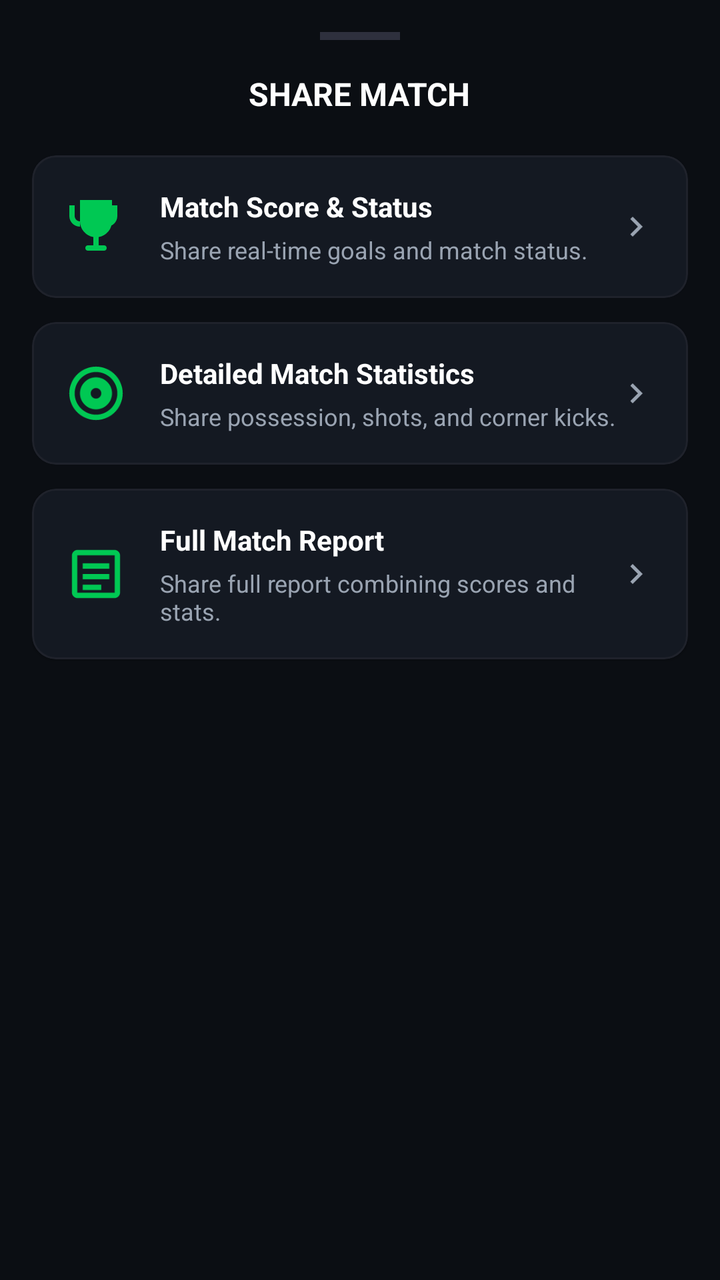
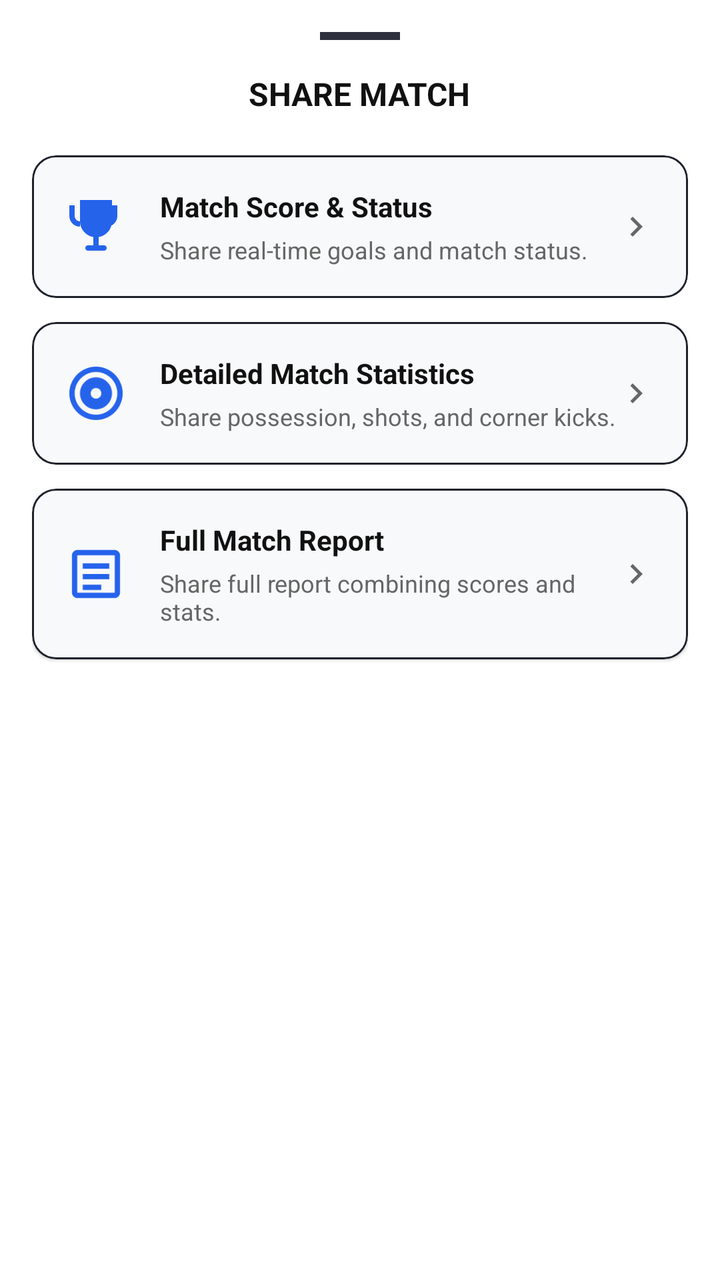

Two renders of the same Android screen: before a commit and after it. Below are the layout's source before the change and the commit's diff.
<!-- AndroidManifest.xml: application theme Theme.MyApplication -->
<!-- res/layout/layout_share_bottom_sheet.xml -->
<?xml version="1.0" encoding="utf-8"?>
<LinearLayout xmlns:android="http://schemas.android.com/apk/res/android"
    xmlns:app="http://schemas.android.com/apk/res-auto"
    android:layout_width="match_parent"
    android:layout_height="wrap_content"
    android:background="@color/bg_dark"
    android:orientation="vertical"
    android:paddingHorizontal="16dp"
    android:paddingTop="8dp"
    android:paddingBottom="24dp">

    
    <View
        android:layout_width="40dp"
        android:layout_height="4dp"
        android:layout_gravity="center_horizontal"
        android:layout_marginTop="8dp"
        android:layout_marginBottom="16dp"
        android:background="#2E303D"
        app:cornerRadius="2dp" />

    
    <TextView
        android:layout_width="wrap_content"
        android:layout_height="wrap_content"
        android:layout_gravity="center_horizontal"
        android:layout_marginBottom="20dp"
        android:text="@string/share_title"
        android:textColor="@color/text_white"
        android:textSize="16sp"
        android:textStyle="bold" />

    
    <com.google.android.material.card.MaterialCardView
        android:id="@+id/cardShareScore"
        android:layout_width="match_parent"
        android:layout_height="wrap_content"
        android:layout_marginBottom="12dp"
        android:clickable="true"
        android:focusable="true"
        app:cardBackgroundColor="@color/card_dark"
        app:cardCornerRadius="12dp"
        app:strokeColor="#1F222B"
        app:strokeWidth="1dp">

        <LinearLayout
            android:layout_width="match_parent"
            android:layout_height="wrap_content"
            android:gravity="center_vertical"
            android:orientation="horizontal"
            android:padding="16dp">

            <ImageView
                android:layout_width="32dp"
                android:layout_height="32dp"
                android:layout_marginEnd="16dp"
                android:src="@drawable/ic_trophy"
                app:tint="@color/accent_green" />

            <LinearLayout
                android:layout_width="0dp"
                android:layout_height="wrap_content"
                android:layout_weight="1"
                android:orientation="vertical">

                <TextView
                    android:layout_width="wrap_content"
                    android:layout_height="wrap_content"
                    android:text="@string/share_score_title"
                    android:textColor="@color/text_white"
                    android:textSize="14sp"
                    android:textStyle="bold" />

                <TextView
                    android:layout_width="wrap_content"
                    android:layout_height="wrap_content"
                    android:layout_marginTop="4dp"
                    android:text="@string/share_score_desc"
                    android:textColor="@color/text_muted"
                    android:textSize="12sp" />
            </LinearLayout>

            <ImageView
                android:layout_width="20dp"
                android:layout_height="20dp"
                android:src="@drawable/ic_arrow_right"
                app:tint="@color/text_muted" />
        </LinearLayout>
    </com.google.android.material.card.MaterialCardView>

    
    <com.google.android.material.card.MaterialCardView
        android:id="@+id/cardShareStats"
        android:layout_width="match_parent"
        android:layout_height="wrap_content"
        android:layout_marginBottom="12dp"
        android:clickable="true"
        android:focusable="true"
        app:cardBackgroundColor="@color/card_dark"
        app:cardCornerRadius="12dp"
        app:strokeColor="#1F222B"
        app:strokeWidth="1dp">

        <LinearLayout
            android:layout_width="match_parent"
            android:layout_height="wrap_content"
            android:gravity="center_vertical"
            android:orientation="horizontal"
            android:padding="16dp">

            <ImageView
                android:layout_width="32dp"
                android:layout_height="32dp"
                android:layout_marginEnd="16dp"
                android:src="@drawable/ic_live"
                app:tint="@color/accent_green" />

            <LinearLayout
                android:layout_width="0dp"
                android:layout_height="wrap_content"
                android:layout_weight="1"
                android:orientation="vertical">

                <TextView
                    android:layout_width="wrap_content"
                    android:layout_height="wrap_content"
                    android:text="@string/share_stats_title"
                    android:textColor="@color/text_white"
                    android:textSize="14sp"
                    android:textStyle="bold" />

                <TextView
                    android:layout_width="wrap_content"
                    android:layout_height="wrap_content"
                    android:layout_marginTop="4dp"
                    android:text="@string/share_stats_desc"
                    android:textColor="@color/text_muted"
                    android:textSize="12sp" />
            </LinearLayout>

            <ImageView
                android:layout_width="20dp"
                android:layout_height="20dp"
                android:src="@drawable/ic_arrow_right"
                app:tint="@color/text_muted" />
        </LinearLayout>
    </com.google.android.material.card.MaterialCardView>

    
    <com.google.android.material.card.MaterialCardView
        android:id="@+id/cardShareFull"
        android:layout_width="match_parent"
        android:layout_height="wrap_content"
        android:clickable="true"
        android:focusable="true"
        app:cardBackgroundColor="@color/card_dark"
        app:cardCornerRadius="12dp"
        app:strokeColor="#1F222B"
        app:strokeWidth="1dp">

        <LinearLayout
            android:layout_width="match_parent"
            android:layout_height="wrap_content"
            android:gravity="center_vertical"
            android:orientation="horizontal"
            android:padding="16dp">

            <ImageView
                android:layout_width="32dp"
                android:layout_height="32dp"
                android:layout_marginEnd="16dp"
                android:src="@drawable/ic_news"
                app:tint="@color/accent_green" />

            <LinearLayout
                android:layout_width="0dp"
                android:layout_height="wrap_content"
                android:layout_weight="1"
                android:orientation="vertical">

                <TextView
                    android:layout_width="wrap_content"
                    android:layout_height="wrap_content"
                    android:text="@string/share_full_title"
                    android:textColor="@color/text_white"
                    android:textSize="14sp"
                    android:textStyle="bold" />

                <TextView
                    android:layout_width="wrap_content"
                    android:layout_height="wrap_content"
                    android:layout_marginTop="4dp"
                    android:text="@string/share_full_desc"
                    android:textColor="@color/text_muted"
                    android:textSize="12sp" />
            </LinearLayout>

            <ImageView
                android:layout_width="20dp"
                android:layout_height="20dp"
                android:src="@drawable/ic_arrow_right"
                app:tint="@color/text_muted" />
        </LinearLayout>
    </com.google.android.material.card.MaterialCardView>

</LinearLayout>
<!-- resources referenced by this layout -->
<resources>
  <color name="accent_green">#00C853</color>
  <color name="bg_dark">#0B0E13</color>
  <color name="card_dark">#141922</color>
  <color name="text_muted">#9AA4B2</color>
  <color name="text_white">#FFFFFF</color>
  <!-- drawable ic_arrow_right (drawable) -->
  <vector xmlns:android="http://schemas.android.com/apk/res/android"
      android:width="24dp"
      android:height="24dp"
      android:viewportWidth="24"
      android:viewportHeight="24">
    <path
        android:fillColor="#FFFFFFFF"
        android:pathData="M8.59,16.59L13.17,12L8.59,7.41L10,6L16,12L10,18L8.59,16.59Z"/>
  </vector>
  <!-- drawable ic_live (drawable) -->
  <vector xmlns:android="http://schemas.android.com/apk/res/android"
      android:width="24dp"
      android:height="24dp"
      android:viewportWidth="24"
      android:viewportHeight="24">
    <path
        android:fillColor="#FFFFFFFF"
        android:pathData="M12,2C6.48,2 2,6.48 2,12s4.48,10 10,10 10,-4.48 10,-10S17.52,2 12,2zM12,20c-4.41,0 -8,-3.59 -8,-8s3.59,-8 8,-8 8,3.59 8,8 -3.59,8 -8,8zM12,6c-3.31,0 -6,2.69 -6,6s2.69,6 6,6 6,-2.69 6,-6 -2.69,-6 -6,-6zM12,14c-1.1,0 -2,-0.9 -2,-2s0.9,-2 2,-2 2,0.9 2,2 -0.9,2 -2,2z"/>
  </vector>
  <!-- drawable ic_news (drawable) -->
  <vector xmlns:android="http://schemas.android.com/apk/res/android"
      android:width="24dp"
      android:height="24dp"
      android:viewportWidth="24"
      android:viewportHeight="24">
    <path
        android:fillColor="#FFFFFFFF"
        android:pathData="M19,3L5,3c-1.1,0 -2,0.9 -2,2v14c0,1.1 0.9,2 2,2h14c1.1,0 2,-0.9 2,-2L21,5c0,-1.1 -0.9,-2 -2,-2zM19,19L5,19L5,5h14v14zM17,12L7,12v2h10v-2zM17,8L7,8v2h10v-2zM14,16L7,16v2h7v-2z"/>
  </vector>
  <string name="share_full_desc">Share full report combining scores and stats.</string>
  <string name="share_full_title">Full Match Report</string>
  <string name="share_score_desc">Share real-time goals and match status.</string>
  <string name="share_score_title">Match Score &amp; Status</string>
  <string name="share_stats_desc">Share possession, shots, and corner kicks.</string>
  <string name="share_stats_title">Detailed Match Statistics</string>
  <string name="share_title">SHARE MATCH</string>
  <style name="Theme.MyApplication" parent="Theme.MaterialComponents.NoActionBar">
          
          <item name="colorPrimary">@color/accent_green</item>
          <item name="colorPrimaryVariant">@color/bg_dark</item>
          <item name="colorOnPrimary">@color/white</item>
          
          <item name="colorSecondary">@color/accent_green_secondary</item>
          <item name="colorSecondaryVariant">@color/accent_green</item>
          <item name="colorOnSecondary">@color/black</item>
          
          <item name="android:statusBarColor">@color/bg_dark</item>
          <item name="android:windowBackground">@color/bg_dark</item>
          <item name="android:navigationBarColor">@color/bg_dark</item>
          
          <item name="android:textColor">@color/text_white</item>
          <item name="android:textColorSecondary">@color/text_muted</item>
      </style>
  <color name="white">#FFFFFFFF</color>
  <color name="accent_green_secondary">#00E676</color>
  <color name="black">#FF000000</color>
  <!-- unchanged entries left out for length: 1 -->
</resources>

<!-- the commit's change to res/layout/layout_share_bottom_sheet.xml (unified diff, before → after) -->
@@ -3,7 +3,7 @@
     xmlns:app="http://schemas.android.com/apk/res-auto"
     android:layout_width="match_parent"
     android:layout_height="wrap_content"
-    android:background="@color/bg_dark"
+    android:background="@color/bg_light"
     android:orientation="vertical"
     android:paddingHorizontal="16dp"
     android:paddingTop="8dp"
<!-- resource entries referenced after the edit -->
@@ -1,10 +1,10 @@
 <!-- resources referenced by this layout -->
 <resources>
-  <color name="accent_green">#00C853</color>
-  <color name="bg_dark">#0B0E13</color>
-  <color name="card_dark">#141922</color>
-  <color name="text_muted">#9AA4B2</color>
-  <color name="text_white">#FFFFFF</color>
+  <color name="accent_green">@color/primaryBlue</color>
+  <color name="bg_light">@color/background</color>
+  <color name="card_dark">@color/surface</color>
+  <color name="text_muted">@color/textSecondary</color>
+  <color name="text_white">@color/textPrimary</color>
   <!-- drawable ic_arrow_right (drawable) -->
   <vector xmlns:android="http://schemas.android.com/apk/res/android"
       android:width="24dp"
@@ -42,26 +42,38 @@
   <string name="share_stats_desc">Share possession, shots, and corner kicks.</string>
   <string name="share_stats_title">Detailed Match Statistics</string>
   <string name="share_title">SHARE MATCH</string>
-  <style name="Theme.MyApplication" parent="Theme.MaterialComponents.NoActionBar">
+  <style name="Theme.MyApplication" parent="Theme.MaterialComponents.Light.NoActionBar">
           
           <item name="colorPrimary">@color/accent_green</item>
-          <item name="colorPrimaryVariant">@color/bg_dark</item>
+          <item name="colorPrimaryVariant">@color/white</item>
           <item name="colorOnPrimary">@color/white</item>
+          
           
           <item name="colorSecondary">@color/accent_green_secondary</item>
           <item name="colorSecondaryVariant">@color/accent_green</item>
-          <item name="colorOnSecondary">@color/black</item>
+          <item name="colorOnSecondary">@color/white</item>
           
-          <item name="android:statusBarColor">@color/bg_dark</item>
-          <item name="android:windowBackground">@color/bg_dark</item>
-          <item name="android:navigationBarColor">@color/bg_dark</item>
+          
+          <item name="android:statusBarColor">@color/white</item>
+          <item name="android:windowBackground">@color/white</item>
+          <item name="android:navigationBarColor">@color/white</item>
+          
+          
+          <item name="android:windowLightStatusBar">true</item>
+          <item name="android:windowLightNavigationBar" tools:targetApi="o_mr1">true</item>
+          
           
           <item name="android:textColor">@color/text_white</item>
           <item name="android:textColorSecondary">@color/text_muted</item>
       </style>
+  <color name="primaryBlue">#2563EB</color>
+  <color name="background">#FFFFFF</color>
+  <color name="surface">#F8F9FB</color>
+  <color name="textSecondary">#666666</color>
+  <color name="textPrimary">#111111</color>
   <color name="white">#FFFFFFFF</color>
-  <color name="accent_green_secondary">#00E676</color>
-  <color name="black">#FF000000</color>
+  <color name="accent_green_secondary">@color/accentBlue</color>
+  <color name="accentBlue">#3B82F6</color>
   <!-- unchanged entries left out for length: 1 -->
 </resources>
 
